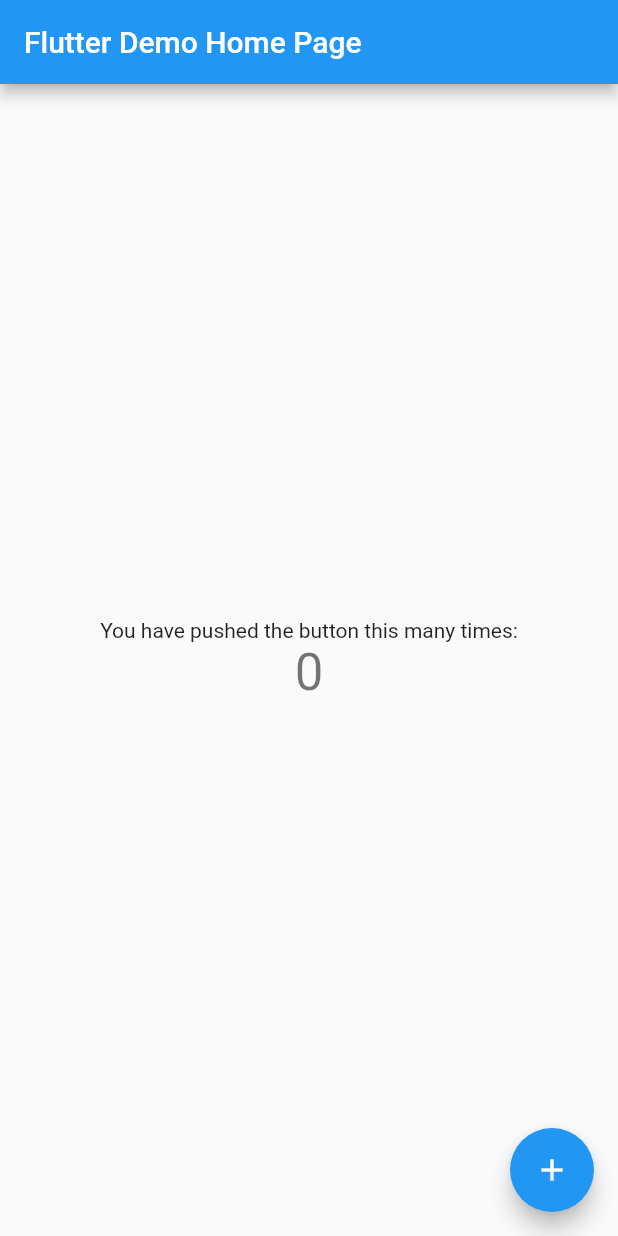
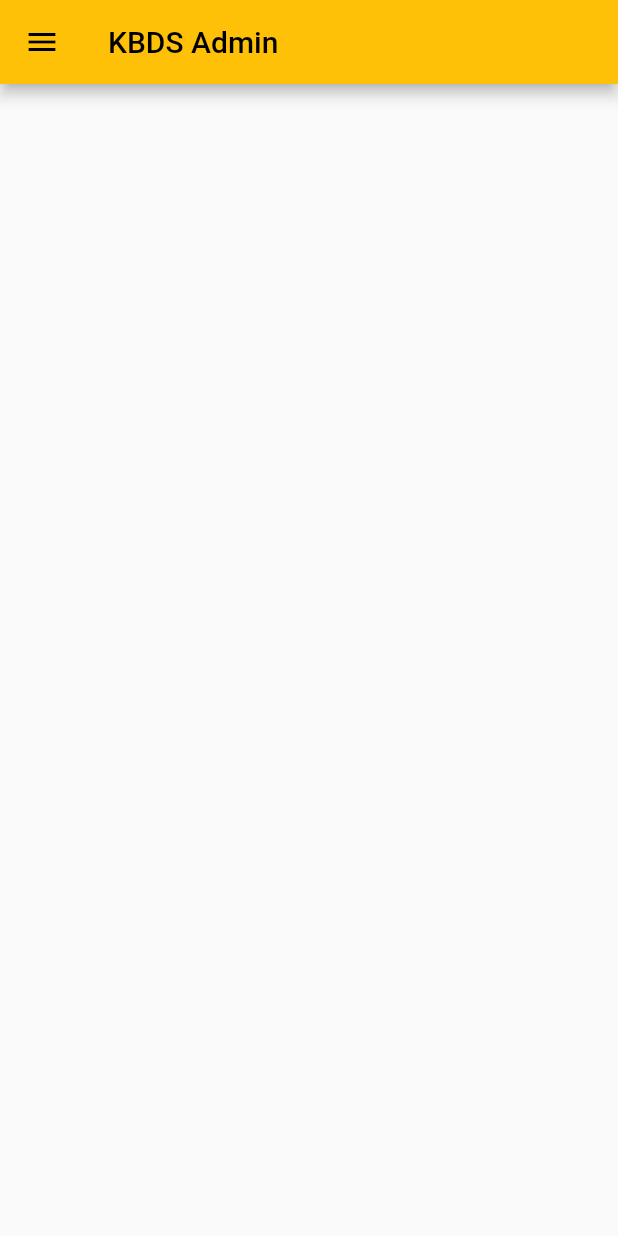
Before and after one commit to kbdsi/kbds_admin_flutter, a Flutter app: the screen it shows after launch, on a phone screen of 412 x 824 dp. Run offline on Flutter 3.47's test engine with Material 2 defaults, Android fonts, the phone set to English and light mode, and no system bars.

Commit message:
Add mock UI for sidebar

```diff
--- a/analysis_options.yaml
+++ b/analysis_options.yaml
@@ -22,8 +22,8 @@
   # `// ignore_for_file: name_of_lint` syntax on the line or in the file
   # producing the lint.
   rules:
-    # avoid_print: false  # Uncomment to disable the `avoid_print` rule
-    # prefer_single_quotes: true  # Uncomment to enable the `prefer_single_quotes` rule
-
+    avoid_print: false # Uncomment to disable the `avoid_print` rule
+    prefer_const_constructors: false
+    use_key_in_widget_constructors: false
 # Additional information about this file can be found at
 # https://dart.dev/guides/language/analysis-options
--- a/lib/main.dart
+++ b/lib/main.dart
@@ -1,115 +1,43 @@
+import 'package:flutter/animation.dart';
+import 'package:flutter/cupertino.dart';
 import 'package:flutter/material.dart';
+import 'package:kbds_admin_flutter/navbar.dart';
 
-void main() {
-  runApp(const MyApp());
+void main(List<String> args) {
+  runApp(KbdsAdmin());
 }
 
-class MyApp extends StatelessWidget {
-  const MyApp({Key? key}) : super(key: key);
-
-  // This widget is the root of your application.
+class KbdsAdmin extends StatelessWidget {
   @override
   Widget build(BuildContext context) {
     return MaterialApp(
-      title: 'Flutter Demo',
+      debugShowCheckedModeBanner: false,
       theme: ThemeData(
-        // This is the theme of your application.
-        //
-        // Try running your application with "flutter run". You'll see the
-        // application has a blue toolbar. Then, without quitting the app, try
-        // changing the primarySwatch below to Colors.green and then invoke
-        // "hot reload" (press "r" in the console where you ran "flutter run",
-        // or simply save your changes to "hot reload" in a Flutter IDE).
-        // Notice that the counter didn't reset back to zero; the application
-        // is not restarted.
-        primarySwatch: Colors.blue,
+        primarySwatch: Colors.amber,
+        visualDensity: VisualDensity.adaptivePlatformDensity,
       ),
-      home: const MyHomePage(title: 'Flutter Demo Home Page'),
+      home: HomeScreen(),
     );
   }
 }
 
-class MyHomePage extends StatefulWidget {
-  const MyHomePage({Key? key, required this.title}) : super(key: key);
-
-  // This widget is the home page of your application. It is stateful, meaning
-  // that it has a State object (defined below) that contains fields that affect
-  // how it looks.
-
-  // This class is the configuration for the state. It holds the values (in this
-  // case the title) provided by the parent (in this case the App widget) and
-  // used by the build method of the State. Fields in a Widget subclass are
-  // always marked "final".
-
-  final String title;
-
+class HomeScreen extends StatefulWidget {
   @override
-  State<MyHomePage> createState() => _MyHomePageState();
+  State<HomeScreen> createState() => _HomeScreenState();
 }
 
-class _MyHomePageState extends State<MyHomePage> {
-  int _counter = 0;
-
-  void _incrementCounter() {
-    setState(() {
-      // This call to setState tells the Flutter framework that something has
-      // changed in this State, which causes it to rerun the build method below
-      // so that the display can reflect the updated values. If we changed
-      // _counter without calling setState(), then the build method would not be
-      // called again, and so nothing would appear to happen.
-      _counter++;
-    });
-  }
-
+class _HomeScreenState extends State<HomeScreen> {
   @override
   Widget build(BuildContext context) {
-    // This method is rerun every time setState is called, for instance as done
-    // by the _incrementCounter method above.
-    //
-    // The Flutter framework has been optimized to make rerunning build methods
-    // fast, so that you can just rebuild anything that needs updating rather
-    // than having to individually change instances of widgets.
     return Scaffold(
+      drawer: NavBar(),
       appBar: AppBar(
-        // Here we take the value from the MyHomePage object that was created by
-        // the App.build method, and use it to set our appbar title.
-        title: Text(widget.title),
-      ),
-      body: Center(
-        // Center is a layout widget. It takes a single child and positions it
-        // in the middle of the parent.
-        child: Column(
-          // Column is also a layout widget. It takes a list of children and
-          // arranges them vertically. By default, it sizes itself to fit its
-          // children horizontally, and tries to be as tall as its parent.
-          //
-          // Invoke "debug painting" (press "p" in the console, choose the
-          // "Toggle Debug Paint" action from the Flutter Inspector in Android
-          // Studio, or the "Toggle Debug Paint" command in Visual Studio Code)
-          // to see the wireframe for each widget.
-          //
-          // Column has various properties to control how it sizes itself and
-          // how it positions its children. Here we use mainAxisAlignment to
-          // center the children vertically; the main axis here is the vertical
-          // axis because Columns are vertical (the cross axis would be
-          // horizontal).
-          mainAxisAlignment: MainAxisAlignment.center,
-          children: <Widget>[
-            const Text(
-              'You have pushed the button this many times:',
-            ),
-            Text(
-              '$_counter',
-              style: Theme.of(context).textTheme.headline4,
-            ),
-          ],
+        title: Text(
+          'KBDS Admin',
+          style: TextStyle(color: Colors.black),
         ),
       ),
-      floatingActionButton: FloatingActionButton(
-        onPressed: _incrementCounter,
-        tooltip: 'Increment',
-        child: const Icon(Icons.add),
-      ), // This trailing comma makes auto-formatting nicer for build methods.
+      body: Text(' '),
     );
   }
 }
```
Also changed, not shown: lib/navbar.dart (added, +35 -0 lines).
